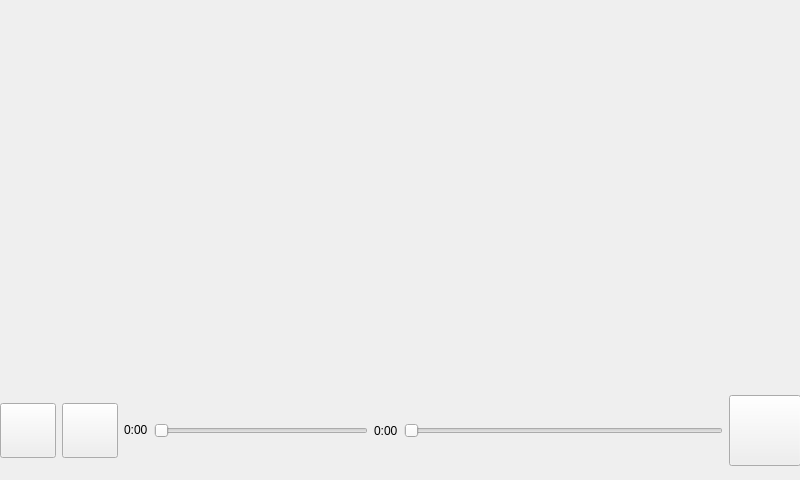
Above: videonowplayingwindow.ui from gidzzz/openmediaplayer before the change. Below: the same form after it.
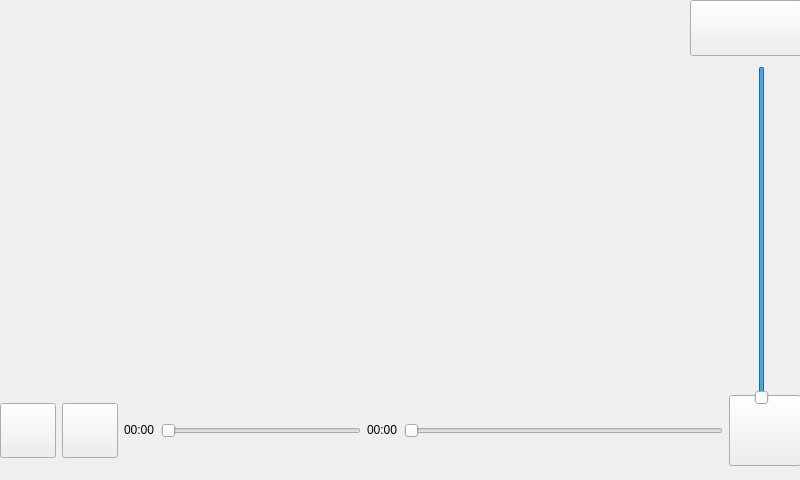
That is the form after the change. Icons and pictures are not drawn. Custom widgets are drawn as their Qt base class.

Commit message: Use rotation hack so video rotation won't be slow when implemented

Diff of the .ui file:
```diff
--- a/videonowplayingwindow.ui
+++ b/videonowplayingwindow.ui
@@ -24,11 +24,7 @@
      </rect>
     </property>
     <property name="styleSheet">
-     <string notr="true">QToolButton
-{
-background: transparent;
-border: none;
-}</string>
+     <string notr="true"/>
     </property>
     <property name="text">
      <string/>
@@ -94,7 +90,7 @@
            </sizepolicy>
           </property>
           <property name="text">
-           <string>0:00</string>
+           <string>00:00</string>
           </property>
          </widget>
         </item>
@@ -110,8 +106,14 @@
         </item>
         <item>
          <widget class="QLabel" name="videoLenthLabel">
+          <property name="sizePolicy">
+           <sizepolicy hsizetype="Preferred" vsizetype="Fixed">
+            <horstretch>0</horstretch>
+            <verstretch>0</verstretch>
+           </sizepolicy>
+          </property>
           <property name="text">
-           <string>0:00</string>
+           <string>00:00</string>
           </property>
          </widget>
         </item>
@@ -155,8 +157,8 @@
      <rect>
       <x>230</x>
       <y>170</y>
-      <width>331</width>
-      <height>111</height>
+      <width>318</width>
+      <height>114</height>
      </rect>
     </property>
     <layout class="QHBoxLayout" name="horizontalLayout">
@@ -300,8 +302,90 @@
      </item>
     </layout>
    </widget>
+   <widget class="QWidget" name="portraittoolBar" native="true">
+    <property name="geometry">
+     <rect>
+      <x>730</x>
+      <y>0</y>
+      <width>81</width>
+      <height>471</height>
+     </rect>
+    </property>
+    <layout class="QVBoxLayout" name="verticalLayout">
+     <property name="margin">
+      <number>0</number>
+     </property>
+     <item>
+      <widget class="QRotatedLabel" name="portraitDurationLabel" native="true">
+       <property name="minimumSize">
+        <size>
+         <width>0</width>
+         <height>60</height>
+        </size>
+       </property>
+      </widget>
+     </item>
+     <item>
+      <widget class="QSlider" name="portraitProgressBar">
+       <property name="sizePolicy">
+        <sizepolicy hsizetype="Expanding" vsizetype="Expanding">
+         <horstretch>0</horstretch>
+         <verstretch>0</verstretch>
+        </sizepolicy>
+       </property>
+       <property name="minimumSize">
+        <size>
+         <width>63</width>
+         <height>0</height>
+        </size>
+       </property>
+       <property name="maximumSize">
+        <size>
+         <width>63</width>
+         <height>16777215</height>
+        </size>
+       </property>
+       <property name="value">
+        <number>99</number>
+       </property>
+       <property name="orientation">
+        <enum>Qt::Vertical</enum>
+       </property>
+       <property name="invertedAppearance">
+        <bool>true</bool>
+       </property>
+       <property name="invertedControls">
+        <bool>false</bool>
+       </property>
+      </widget>
+     </item>
+     <item>
+      <widget class="QRotatedLabel" name="portraitCurrentPositionLabel" native="true">
+       <property name="minimumSize">
+        <size>
+         <width>0</width>
+         <height>60</height>
+        </size>
+       </property>
+      </widget>
+     </item>
+    </layout>
+   </widget>
+   <zorder>wmCloseButton</zorder>
+   <zorder>toolbarOverlay</zorder>
+   <zorder>controlOverlay</zorder>
+   <zorder>portraittoolBar</zorder>
+   <zorder>portraitCurrentPositionLabel</zorder>
   </widget>
  </widget>
+ <customwidgets>
+  <customwidget>
+   <class>QRotatedLabel</class>
+   <extends>QWidget</extends>
+   <header>qrotatedlabel.h</header>
+   <container>1</container>
+  </customwidget>
+ </customwidgets>
  <resources/>
  <connections>
   <connection>
```
Left out of the diff: 2 changed lines with no effect on the pictures. The commit also changes 2 other files.
